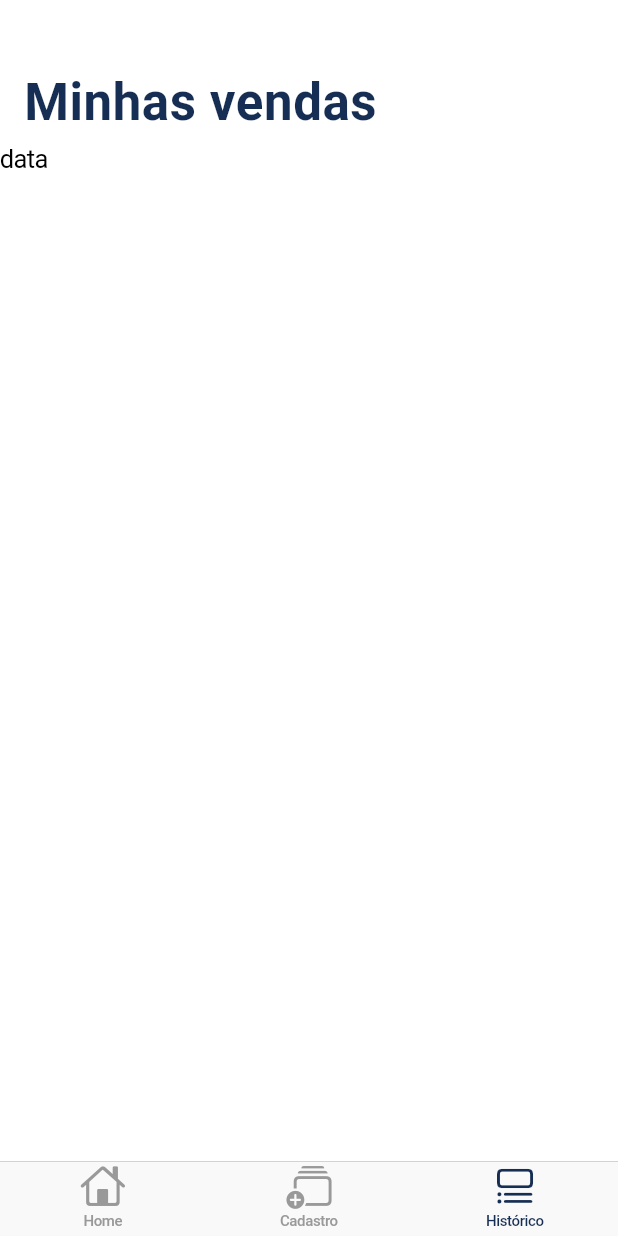
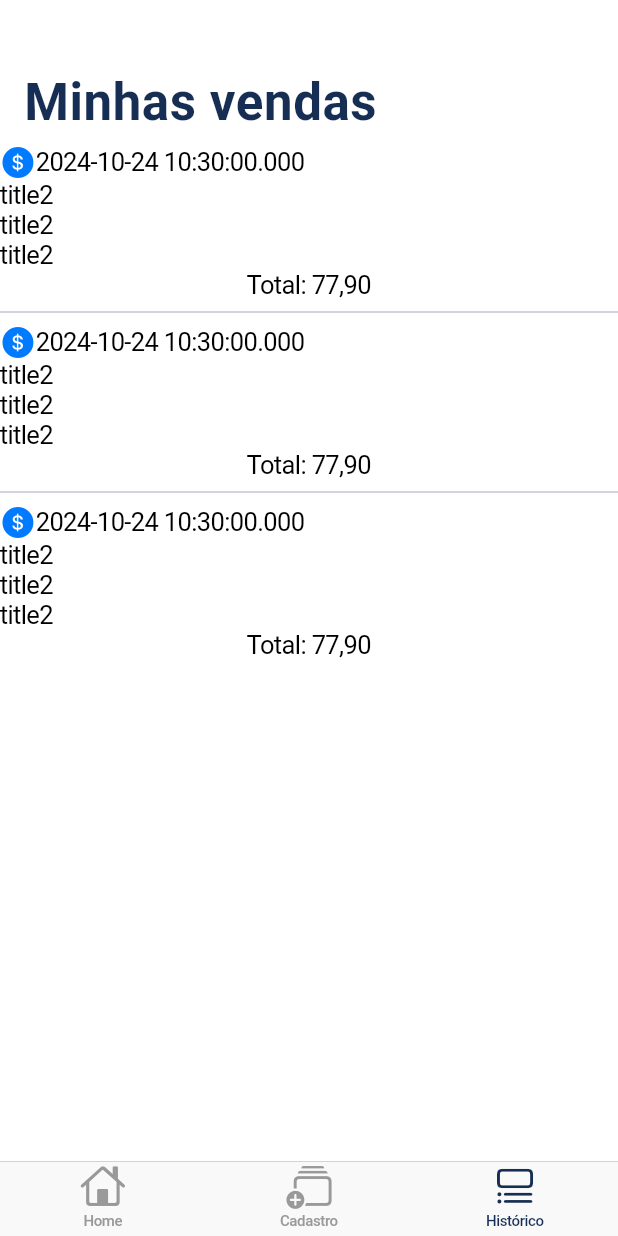
Before and after one commit to devcsuzarte/myCommerce_Flutter, a Flutter app: the screen it shows after launch, item 3 of the bottom bar chosen, on a phone screen of 412 x 824 dp. Run offline on Flutter 3.47's test engine with Material 3 defaults, Android fonts, the phone set to English and light mode, and no system bars.

Commit message:
sales_screen ListView fixed

```diff
--- a/lib/controller/commerce_data.dart
+++ b/lib/controller/commerce_data.dart
@@ -59,40 +59,16 @@ class ItemData extends ChangeNotifier {
   List<Sale> salesList = [
     Sale(
         dateTime: DateTime.now(),
+        itemsSold: [ItemSold(title: 'title', amount: 2), ItemSold(title: 'title', amount: 2), ItemSold(title: 'title', amount: 2)],
         totalBill: 55000.77
     ),    Sale(
         dateTime: DateTime.now(),
+        itemsSold: [ItemSold(title: 'title', amount: 2), ItemSold(title: 'title', amount: 2), ItemSold(title: 'title', amount: 2)],
         totalBill: 55000.77
     ),    Sale(
         dateTime: DateTime.now(),
-        totalBill: 55000.77
-    ),    Sale(
-        dateTime: DateTime.now(),
-        totalBill: 55000.77
-    ),    Sale(
-        dateTime: DateTime.now(),
-        totalBill: 55000.77
-    ),    Sale(
-        dateTime: DateTime.now(),
+        itemsSold: [ItemSold(title: 'title', amount: 2), ItemSold(title: 'title', amount: 2), ItemSold(title: 'title', amount: 2)],
         totalBill: 55000.77
     ),
   ];
-
-  // List<Widget> getItemsSoldList (List<ItemsSold> items){
-  //   List<Widget>itemsSold = [];
-  //
-  //   for (ItemsSold item in items) {
-  //     itemsSold.add(Row(
-  //       children: [
-  //         Text(item.item),
-  //         Text('${item.amount}'),
-  //         Text('${item.price}'),
-  //       ],
-  //     ),
-  //     );
-  //   }
-  //   return itemsSold;
-  // }
-
-
 }
--- a/lib/models/sale_model.dart
+++ b/lib/models/sale_model.dart
@@ -3,12 +3,23 @@ import 'package:mycommerce/models/item_model.dart';
 class Sale {
 
   DateTime dateTime;
-  //List<Item> itemsSold;
+  List<ItemSold> itemsSold;
   double totalBill;
 
   Sale({
     required this.dateTime,
-    //required this.itemsSold,
+    required this.itemsSold,
     required this.totalBill
 });
 }
+
+class ItemSold {
+  String title;
+  int amount;
+
+  ItemSold({
+    required this.title,
+    required this.amount,
+});
+
+}
--- /dev/null
+++ b/lib/widgets/sales_screen_widgets/items_sold_list.dart
@@ -0,0 +1,47 @@
+import 'package:flutter/cupertino.dart';
+import 'package:flutter/material.dart';
+import 'package:mycommerce/models/sale_model.dart';
+
+class ItemsSoldList extends StatelessWidget {
+  const ItemsSoldList({
+    super.key,
+    required this.items,
+  });
+
+  final List<ItemSold> items;
+
+  List<Widget> getItemSold() {
+    List<Widget> soldList = [];
+    for (ItemSold item in items) {
+      soldList.add(
+        Row(
+          children: [
+            Text('${item.title}'),
+            Divider(
+            ),
+            Text('${item.amount}'),
+          ],
+        )
+      );
+    }
+
+    return soldList;
+  }
+
+  @override
+  Widget build(BuildContext context) {
+    return Column(
+      children: getItemSold(),
+    );
+
+  }
+}
+
+// return ListView.builder(
+//     itemCount: item.length,
+//     itemBuilder: (BuildContext context, int index) {
+//       return Text(
+//         '${item[index].amount}'
+//       );
+//     }
+//     );
--- a/lib/widgets/sales_screen_widgets/sale_cell.dart
+++ b/lib/widgets/sales_screen_widgets/sale_cell.dart
@@ -1,8 +1,7 @@
 import 'package:flutter/cupertino.dart';
 import 'package:flutter/material.dart';
-import 'package:mycommerce/models/item_model.dart';
 import 'package:mycommerce/models/sale_model.dart';
-import 'package:mycommerce/controller/commerce_data.dart';
+import 'items_sold_list.dart';
 
 class SaleCell extends StatelessWidget {
   const SaleCell({
@@ -14,24 +13,16 @@ class SaleCell extends StatelessWidget {
 
   @override
   Widget build(BuildContext context) {
-    return Row(
+    return Column(
       children: [
-        Flexible(
-            child: CircleAvatar(
-              minRadius: 28,
-              child: Icon(
-                CupertinoIcons.money_dollar,
-                size: 35,
-              ),
-            ),
+        Row(
+          children: [
+            Icon(CupertinoIcons.money_dollar_circle_fill),
+            Text('${sale.dateTime}'),
+          ],
         ),
-        Expanded(
-            child: ListView(
-              children: [
-                Text('data'),
-              ],
-            ),
-        ),
+        ItemsSoldList(items: sale.itemsSold),
+        Text('Total: 77,90'),
       ],
     );
   }
--- a/lib/widgets/sales_screen_widgets/sales_list.dart
+++ b/lib/widgets/sales_screen_widgets/sales_list.dart
@@ -14,16 +14,12 @@ class SalesList extends StatelessWidget {
           return ListView.separated(
               itemBuilder: (context, index) {
                 final sale = salesData.salesList[index];
-                return Container(
-                  child: Expanded(
-                    child: Text('data'),
-                  ),
-                );
+                return SaleCell(sale: sale);
               },
               separatorBuilder: (context, index) {
                 return Divider();
               },
-              itemCount: 1
+              itemCount: salesData.salesList.length
           );
         }
     );
```
